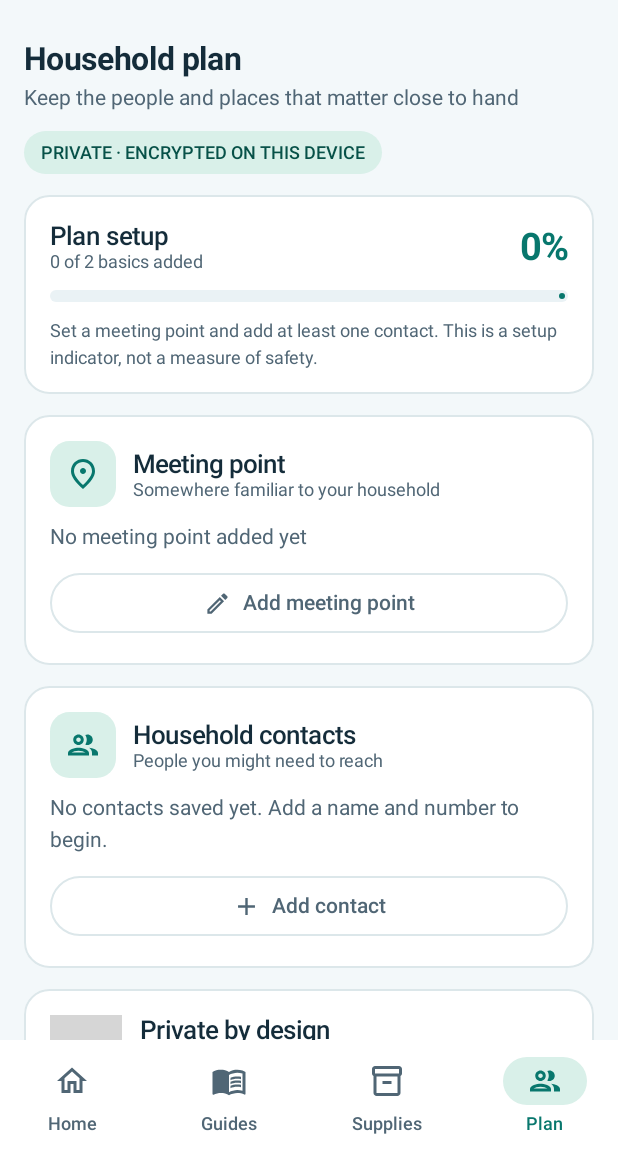
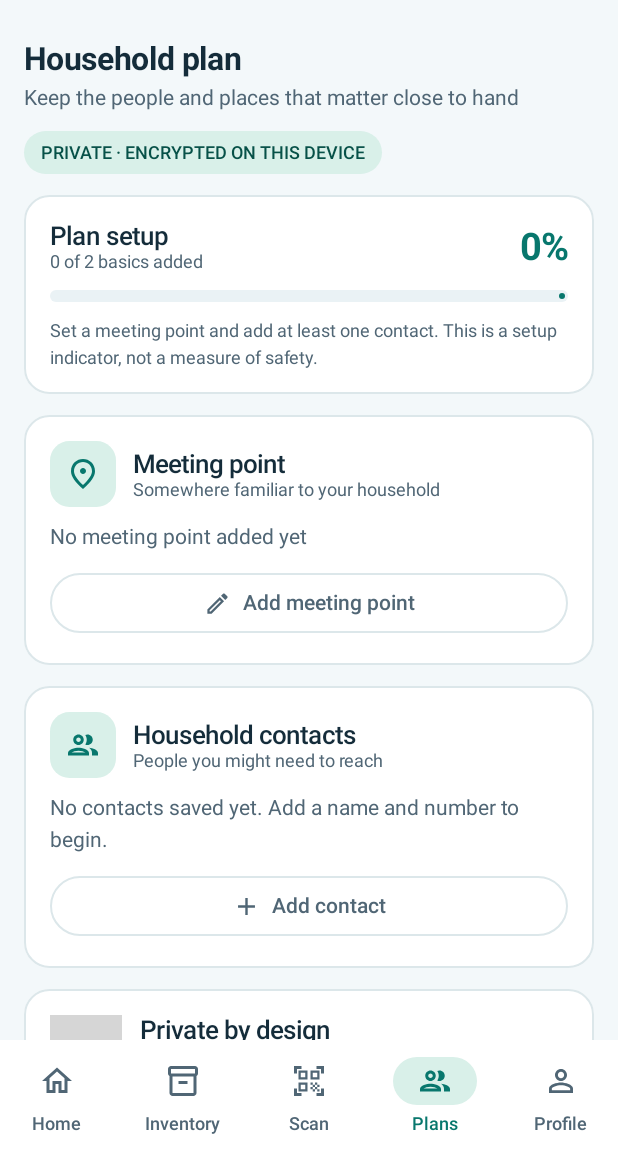
Before and after one commit to sebbbbrrrr/JustToBeSafe, an Android app built with Jetpack Compose: the screen it shows after launch (MainActivity), item 4 of the bottom bar chosen, on a phone screen of 412 x 824 dp, the part 76-1236 px from its top. Run offline under Robolectric (Android 15) with nearby library versions, the phone set to English and light mode, and no system bars; 1 statement that could not run was skipped; grey boxes are pictures that could not be loaded.

Commit message:
Expose five destination navigation with Profile and Scan entry points

```diff
--- a/app/src/main/java/com/justtobesafe/app/MainActivity.kt
+++ b/app/src/main/java/com/justtobesafe/app/MainActivity.kt
@@ -24,6 +24,8 @@ import androidx.compose.foundation.layout.size
 import androidx.compose.foundation.shape.RoundedCornerShape
 import androidx.compose.material.icons.Icons
 import androidx.compose.material.icons.outlined.Home
+import androidx.compose.material.icons.outlined.QrCodeScanner
+import androidx.compose.material.icons.outlined.PersonOutline
 import androidx.compose.material.icons.outlined.Info
 import androidx.compose.material.icons.outlined.Inventory2
 import androidx.compose.material.icons.outlined.MenuBook
@@ -66,6 +68,8 @@ import com.justtobesafe.app.ui.components.calmMotionDuration
 import com.justtobesafe.app.ui.screens.GuideTopic
 import com.justtobesafe.app.ui.screens.GuidesScreen
 import com.justtobesafe.app.ui.screens.HomeScreen
+import com.justtobesafe.app.ui.screens.PantryScreen
+import com.justtobesafe.app.ui.screens.ProfileScreen
 import com.justtobesafe.app.ui.screens.PlanScreen
 import com.justtobesafe.app.ui.screens.SuppliesScreen
 import com.justtobesafe.app.ui.theme.CalmUtilityTheme
@@ -80,7 +84,7 @@ class MainActivity : ComponentActivity() {
 }
 
 private enum class Destination(val label: String) {
-    HOME("Home"), GUIDES("Guides"), SUPPLIES("Supplies"), PLAN("Plan")
+    HOME("Home"), GUIDES("Guides"), SUPPLIES("Inventory"), SCAN("Scan"), PLAN("Plans"), PROFILE("Profile")
 }
 
 @Composable
@@ -89,7 +93,9 @@ private fun DestinationIcon(destination: Destination) {
         Destination.HOME -> Icons.Outlined.Home
         Destination.GUIDES -> Icons.Outlined.MenuBook
         Destination.SUPPLIES -> Icons.Outlined.Inventory2
+        Destination.SCAN -> Icons.Outlined.QrCodeScanner
         Destination.PLAN -> Icons.Outlined.PeopleOutline
+        Destination.PROFILE -> Icons.Outlined.PersonOutline
     }
     Icon(icon, contentDescription = null)
 }
@@ -124,7 +130,8 @@ fun JustToBeSafeApp() {
     var planLoaded by remember { mutableStateOf(false) }
     var planError by remember { mutableStateOf<String?>(null) }
     var destinationName by rememberSaveable { mutableStateOf(Destination.HOME.name) }
-    val destination = Destination.valueOf(destinationName)
+    val destination = Destination.entries.firstOrNull { it.name == destinationName } ?: Destination.HOME
+    val navigationTabs = listOf(Destination.HOME, Destination.SUPPLIES, Destination.SCAN, Destination.PLAN, Destination.PROFILE)
     var selectedGuideId by rememberSaveable { mutableStateOf<String?>(null) }
     var showAbout by rememberSaveable { mutableStateOf(false) }
     val snackbar = remember { SnackbarHostState() }
@@ -176,7 +183,7 @@ fun JustToBeSafeApp() {
         val expanded = maxWidth >= 600.dp
         Row(Modifier.fillMaxSize()) {
             if (expanded) NavigationRail(containerColor = MaterialTheme.colorScheme.surface) {
-                Destination.entries.forEach { tab ->
+                navigationTabs.forEach { tab ->
                     NavigationRailItem(
                         selected = tab == destination,
                         onClick = { setDestination(tab) },
@@ -206,7 +213,7 @@ fun JustToBeSafeApp() {
                         containerColor = MaterialTheme.colorScheme.surface,
                         tonalElevation = 0.dp
                     ) {
-                        Destination.entries.forEach { tab ->
+                        navigationTabs.forEach { tab ->
                             NavigationBarItem(
                                 selected = tab == destination,
                                 onClick = { setDestination(tab) },
@@ -258,7 +265,10 @@ fun JustToBeSafeApp() {
                         Destination.GUIDES -> GuidesScreen(
                             onSelect = { selectedGuideId = it }, openOfficial = openOfficial
                         )
-                        Destination.SUPPLIES -> SuppliesScreen(checked = checked, onToggle = toggleSupply)
+                        Destination.SUPPLIES -> SuppliesScreen(checked = checked, onToggle = toggleSupply, initialSection = "pantry")
+                        Destination.SCAN -> PantryScreen(startScanning = true,
+                            onScannerClosed = { setDestination(Destination.SUPPLIES) })
+                        Destination.PROFILE -> ProfileScreen()
                         Destination.PLAN -> PlanScreen(plan = plan, loaded = planLoaded,
                             error = planError, onSave = savePlan)
                     }
```
